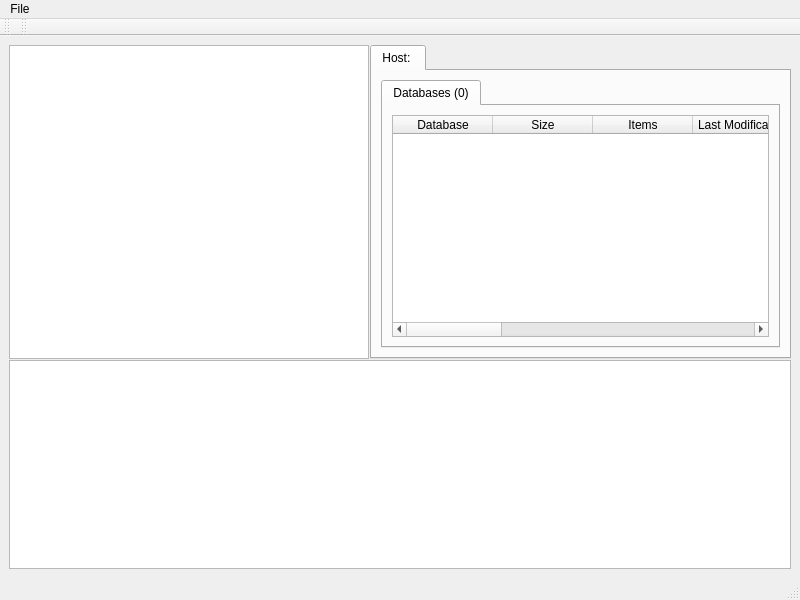
The window that qtcreator_assets/pyHeidi/mainwindow.ui (Fapiko/pyHeidi) describes before a commit, drawn with Qt 5.
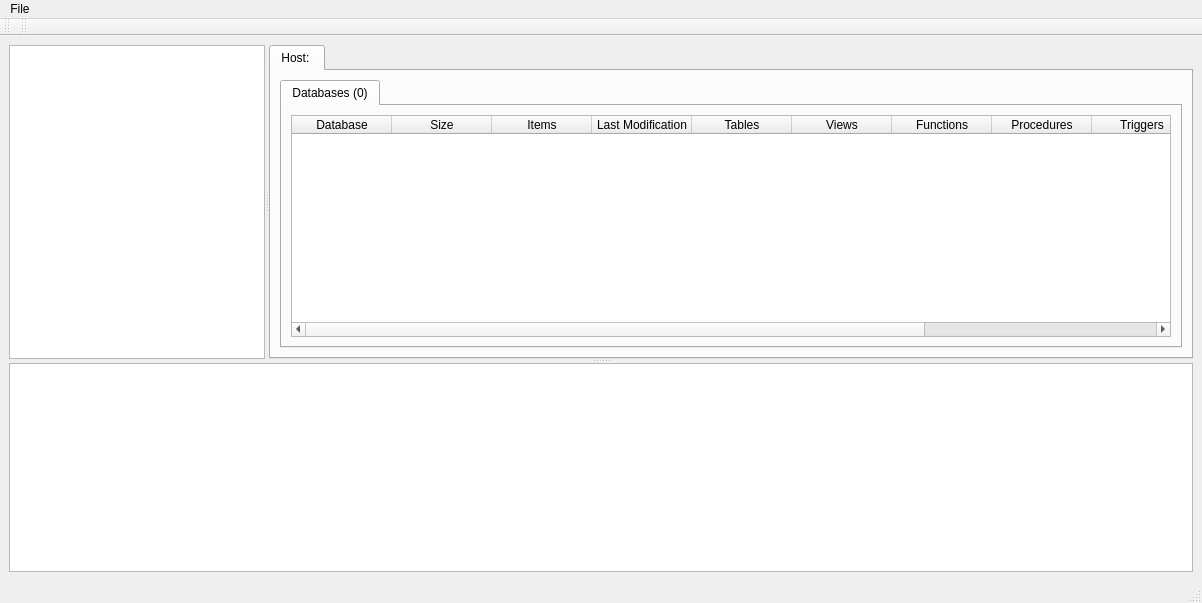
The same window after the commit. Icons and pictures are not drawn.

What changed in the file:
```diff
--- a/qtcreator_assets/pyHeidi/mainwindow.ui
+++ b/qtcreator_assets/pyHeidi/mainwindow.ui
@@ -6,10 +6,22 @@
    <rect>
     <x>0</x>
     <y>0</y>
-    <width>800</width>
-    <height>600</height>
+    <width>1202</width>
+    <height>603</height>
    </rect>
   </property>
+  <property name="sizePolicy">
+   <sizepolicy hsizetype="Expanding" vsizetype="Maximum">
+    <horstretch>0</horstretch>
+    <verstretch>0</verstretch>
+   </sizepolicy>
+  </property>
+  <property name="baseSize">
+   <size>
+    <width>200</width>
+    <height>0</height>
+   </size>
+  </property>
   <property name="windowTitle">
    <string>pyHeidi</string>
   </property>
@@ -24,27 +36,54 @@
       <property name="orientation">
        <enum>Qt::Vertical</enum>
       </property>
-      <property name="handleWidth">
-       <number>1</number>
-      </property>
       <widget class="QSplitter" name="splitter">
-       <property name="lineWidth">
-        <number>0</number>
-       </property>
        <property name="orientation">
         <enum>Qt::Horizontal</enum>
        </property>
-       <property name="opaqueResize">
-        <bool>true</bool>
-       </property>
-       <property name="handleWidth">
-        <number>1</number>
-       </property>
-       <property name="childrenCollapsible">
-        <bool>true</bool>
-       </property>
-       <widget class="QTreeView" name="databaseTree"/>
+       <widget class="QTreeWidget" name="databaseTree">
+        <property name="sizePolicy">
+         <sizepolicy hsizetype="Expanding" vsizetype="Expanding">
+          <horstretch>0</horstretch>
+          <verstretch>0</verstretch>
+         </sizepolicy>
+        </property>
+        <property name="maximumSize">
+         <size>
+          <width>16777215</width>
+          <height>16777215</height>
+         </size>
+        </property>
+        <property name="baseSize">
+         <size>
+          <width>350</width>
+          <height>0</height>
+         </size>
+        </property>
+        <property name="layoutDirection">
+         <enum>Qt::LeftToRight</enum>
+        </property>
+        <property name="rootIsDecorated">
+         <bool>false</bool>
+        </property>
+        <property name="headerHidden">
+         <bool>true</bool>
+        </property>
+        <property name="columnCount">
+         <number>1</number>
+        </property>
+        <column>
+         <property name="text">
+          <string notr="true">1</string>
+         </property>
+        </column>
+       </widget>
        <widget class="QTabWidget" name="twMachineTabs">
+        <property name="sizePolicy">
+         <sizepolicy hsizetype="Expanding" vsizetype="Expanding">
+          <horstretch>1</horstretch>
+          <verstretch>0</verstretch>
+         </sizepolicy>
+        </property>
         <property name="tabShape">
          <enum>QTabWidget::Rounded</enum>
         </property>
@@ -153,7 +192,7 @@
     <rect>
      <x>0</x>
      <y>0</y>
-     <width>800</width>
+     <width>1202</width>
      <height>25</height>
     </rect>
    </property>
```
